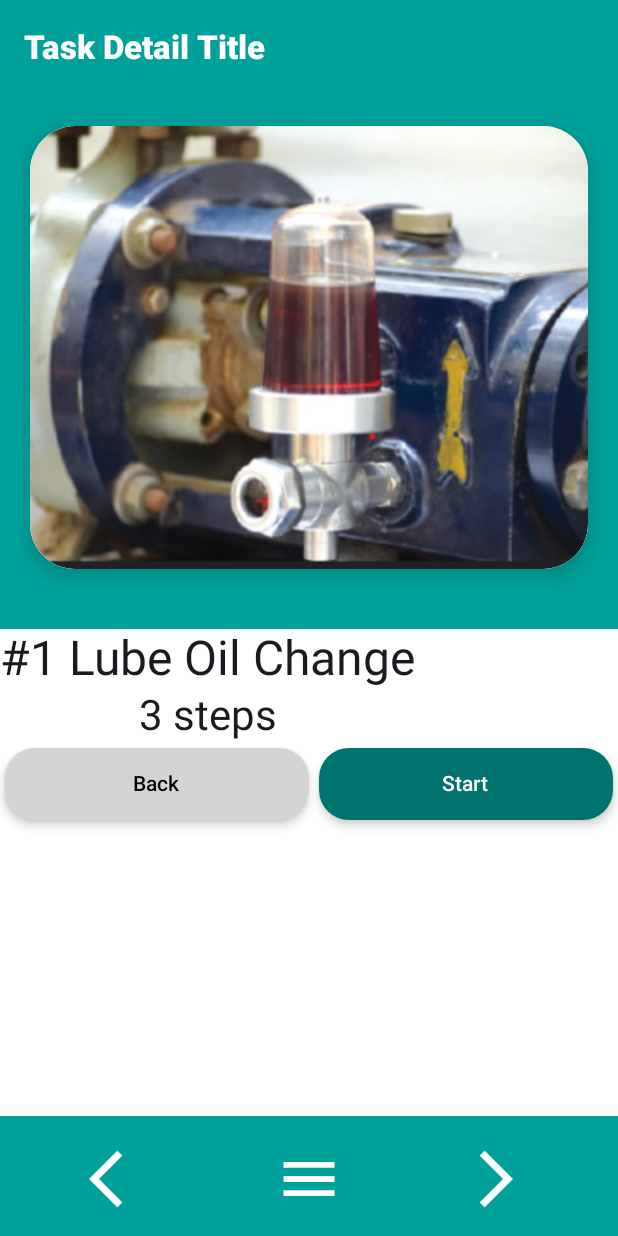
After one commit to alhammialiff/industrial-condition-monitoring-app, an Android app built with Jetpack Compose: the TaskDetailScreen screen opened through its navigation route, on a phone screen of 412 x 824 dp. The commit adds this screen. Run offline under Robolectric (Android 15) with nearby library versions, the phone set to English and light mode, and no system bars; our stand-ins replace livedata-compose.

Commit message:
[Task Detail Page] Scaffold basic layout for Task detail cover page. WIP text alignment

```diff
--- a/app/src/main/AndroidManifest.xml
+++ b/app/src/main/AndroidManifest.xml
@@ -16,8 +16,10 @@
         <activity
             android:name=".MainActivity"
             android:exported="true"
+            android:screenOrientation="portrait"
             android:label="@string/app_name"
-            android:theme="@style/Theme.KotlinDevCourse">
+            android:theme="@style/Theme.KotlinDevCourse"
+            tools:ignore="DiscouragedApi">
             <intent-filter>
                 <action android:name="android.intent.action.MAIN" />
 
--- a/app/src/main/java/com/example/kotlindevcourse/HomeScreen.kt
+++ b/app/src/main/java/com/example/kotlindevcourse/HomeScreen.kt
@@ -61,7 +61,7 @@ import androidx.navigation.NavHostController
 import androidx.navigation.compose.NavHost
 import androidx.navigation.compose.composable
 import androidx.navigation.compose.rememberNavController
-import com.example.kotlindevcourse.navigation.HomeScreenNav
+//import com.example.kotlindevcourse.navigation.HomeScreenNav
 import java.lang.reflect.Field
 import java.util.Date
 import java.util.concurrent.Flow
@@ -69,9 +69,9 @@ import java.util.concurrent.Flow
 @OptIn(ExperimentalLayoutApi::class, ExperimentalMaterial3Api::class)
 @Composable
 fun HomeScreen(
-
     onUserProfileButtonClicked: () -> Unit,
-    onNotificationButtonClicked: () -> Unit
+    onNotificationButtonClicked: () -> Unit,
+    onTaskCardClicked: () -> Unit
 ) {
 
 
@@ -198,6 +198,7 @@ fun HomeScreen(
             BodyContent(
                 onUserProfileButtonClicked = onUserProfileButtonClicked ,
                 onNotificationButtonClicked = onNotificationButtonClicked,
+                onTaskCardClicked = onTaskCardClicked,
                 width = screenWidth,
                 height = screenHeight,
                 message = "Body Content",
@@ -408,6 +409,7 @@ fun OverviewNumberCard(
 fun BodyContent(
     onUserProfileButtonClicked: () -> Unit,
     onNotificationButtonClicked: () -> Unit,
+    onTaskCardClicked: () -> Unit,
     width: Dp,
     height: Dp,
     message: String,
@@ -451,6 +453,7 @@ fun BodyContent(
         TabContainer(
             selectedTabIndex = 1,
             divider = {},
+            onTaskCardClicked = onTaskCardClicked,
             modifier = modifier
         )
 
@@ -704,7 +707,7 @@ open class TaskList {
     }
 
     /* TODO - Get task list */
-    /* Add Task */
+    /* Get Task */
     fun getTask(): MutableList<FieldTask>{
 
         Log.d("Task List getTask()", "Value - " + this.tasklist);
@@ -714,7 +717,7 @@ open class TaskList {
 
     }
 
-    /* Add Task */
+    /* Set Task */
     fun setTask(fieldTask: FieldTask){
 
         /* Add task */
@@ -796,6 +799,7 @@ class TabViewModel: ViewModel(){
 @Composable
 fun TabContainer(
     selectedTabIndex: Any,
+    onTaskCardClicked: () -> Unit,
     divider: Any,
     modifier: Modifier = Modifier,
     tabViewModel: TabViewModel = viewModel(),
@@ -807,7 +811,6 @@ fun TabContainer(
     *  */
     val isOutstandingTabSelected by tabViewModel.isOutstandingTabSelected.observeAsState(initial = false)
     val isCompletedTabSelected by tabViewModel.isCompletedTabSelected.observeAsState(initial = false)
-
 
     val taskMasterList = taskViewModel.getInitTaskList()
 
@@ -878,6 +881,7 @@ fun TabContainer(
                     canShowContent = isCompletedTabSelected,
                     task = task,
                     taskIndex = iterableIndex++,
+                    onTaskCardClicked = onTaskCardClicked
 
 
                 )
@@ -886,12 +890,7 @@ fun TabContainer(
 
         }
 
-
-
         iterableIndex = 0
-
-
-
 
     }
 
@@ -954,12 +953,16 @@ fun Tab(
 
 }
 
+// =========================================
+// Task Card Button
+// =========================================
 @OptIn(ExperimentalLayoutApi::class)
 @Composable
 fun TabContent(
     canShowContent: Boolean,
     task: FieldTask,
     taskIndex: Int,
+    onTaskCardClicked: ()-> Unit,
     modifier: Modifier = Modifier
         .fillMaxWidth()
         .border(
@@ -978,7 +981,8 @@ fun TabContent(
         shadowElevation = 5.dp,
         shape = RoundedCornerShape(12.dp),
         color = Color(0xfffffed4),
-        modifier = Modifier.padding(5.dp)
+        modifier = Modifier.padding(5.dp),
+        onClick = onTaskCardClicked
     ) {
 
         FlowColumn(
@@ -1124,5 +1128,6 @@ fun HomeScreenPreview(modifier: Modifier = Modifier) {
     HomeScreen(
         onUserProfileButtonClicked = {},
         onNotificationButtonClicked = {},
+        onTaskCardClicked = {}
     )
 }
--- a/app/src/main/java/com/example/kotlindevcourse/MainActivity.kt
+++ b/app/src/main/java/com/example/kotlindevcourse/MainActivity.kt
@@ -1,5 +1,6 @@
 package com.example.kotlindevcourse
 
+import android.content.pm.ActivityInfo
 import android.os.Bundle
 import android.util.Log
 import androidx.activity.ComponentActivity
@@ -47,8 +48,6 @@ class MainActivity : ComponentActivity() {
         super.onCreate(savedInstanceState)
 
         enableEdgeToEdge()
-
-
 
         // When UI Rendering takes place
         setContent {
--- a/app/src/main/java/com/example/kotlindevcourse/NotificationScreen.kt
+++ b/app/src/main/java/com/example/kotlindevcourse/NotificationScreen.kt
@@ -84,7 +84,7 @@ fun NotificationScreen(navController: NavHostController) {
 
                         Icon(
                             painterResource(backArrowIconImage),
-                            contentDescription = "Quick Access Button Prototype",
+                            contentDescription = "Back Button",
                             modifier = Modifier.size(45.dp)
                         )
 
--- a/app/src/main/java/com/example/kotlindevcourse/Screen.kt
+++ b/app/src/main/java/com/example/kotlindevcourse/Screen.kt
@@ -20,7 +20,7 @@ sealed class Screen(val route: String){
     object Login: Screen(route = "login_screen")
     object Profile: Screen(route = "home_screen/profile_screen")
     object Notification: Screen(route = "home_screen/notification_screen")
-
+    object TaskDetail: Screen(route = "home_screen/task_detail")
     /* TODO - Other route label in future */
 
 }
--- /dev/null
+++ b/app/src/main/java/com/example/kotlindevcourse/TaskDetailScreen.kt
@@ -0,0 +1,342 @@
+package com.example.kotlindevcourse
+
+import android.view.RoundedCorner
+import androidx.compose.foundation.BorderStroke
+import androidx.compose.foundation.Image
+import androidx.compose.foundation.background
+import androidx.compose.foundation.border
+import androidx.compose.foundation.layout.Arrangement
+import androidx.compose.foundation.layout.Box
+import androidx.compose.foundation.layout.Column
+import androidx.compose.foundation.layout.ExperimentalLayoutApi
+import androidx.compose.foundation.layout.FlowRow
+import androidx.compose.foundation.layout.Row
+import androidx.compose.foundation.layout.Spacer
+import androidx.compose.foundation.layout.fillMaxHeight
+import androidx.compose.foundation.layout.fillMaxSize
+import androidx.compose.foundation.layout.fillMaxWidth
+import androidx.compose.foundation.layout.height
+import androidx.compose.foundation.layout.offset
+import androidx.compose.foundation.layout.padding
+import androidx.compose.foundation.layout.size
+import androidx.compose.foundation.shape.RoundedCornerShape
+import androidx.compose.material3.BottomAppBar
+import androidx.compose.material3.Button
+import androidx.compose.material3.ButtonColors
+import androidx.compose.material3.ExperimentalMaterial3Api
+import androidx.compose.material3.Icon
+import androidx.compose.material3.MaterialTheme
+import androidx.compose.material3.Scaffold
+import androidx.compose.material3.Surface
+import androidx.compose.material3.Text
+import androidx.compose.material3.TextField
+import androidx.compose.material3.TextFieldColors
+import androidx.compose.material3.TextFieldDefaults
+import androidx.compose.material3.TopAppBar
+import androidx.compose.material3.TopAppBarDefaults.topAppBarColors
+import androidx.compose.runtime.Composable
+import androidx.compose.ui.Alignment
+import androidx.compose.ui.Modifier
+import androidx.compose.ui.draw.clip
+import androidx.compose.ui.draw.paint
+import androidx.compose.ui.draw.shadow
+import androidx.compose.ui.graphics.Color
+import androidx.compose.ui.graphics.RectangleShape
+import androidx.compose.ui.layout.ContentScale
+import androidx.compose.ui.res.painterResource
+import androidx.compose.ui.text.font.FontWeight
+import androidx.compose.ui.text.style.TextAlign
+import androidx.compose.ui.tooling.preview.Preview
+import androidx.compose.ui.tooling.preview.PreviewScreenSizes
+import androidx.compose.ui.unit.TextUnit
+import androidx.compose.ui.unit.dp
+import androidx.navigation.NavController
+import androidx.navigation.NavHostController
+import androidx.navigation.compose.rememberNavController
+
+@OptIn(ExperimentalLayoutApi::class, ExperimentalMaterial3Api::class)
+@Composable
+fun TaskDetailScreen(
+    navController: NavHostController
+){
+    /* Set page structure using Scaffold */
+    Scaffold(
+
+        /* containerColor parameter */
+        containerColor = Color.White,
+
+        /* topBar parameter */
+        topBar = {
+            TopAppBar(
+
+                colors = topAppBarColors(
+                    containerColor = Color(0xff00A19B),
+                    titleContentColor = MaterialTheme.colorScheme.primary
+                ),
+                title = {
+                    Text(
+                        text="Task Detail Title",
+                        fontWeight = FontWeight.ExtraBold,
+                        color = Color( 0xffffffff)
+                    )
+                }
+
+            )
+        },
+
+        /* bottomBar parameter */
+        bottomBar = {
+            BottomAppBar(
+                containerColor = Color(0xff00A19B),
+                contentColor = MaterialTheme.colorScheme.primary
+            ){
+
+                FlowRow(
+                    modifier = Modifier.fillMaxWidth(),
+                    horizontalArrangement = Arrangement.SpaceEvenly
+                ){
+
+                    val backArrowIconImage = R.drawable.arrow_back
+                    val forwardArrowIconImage = R.drawable.arrow_forward
+                    val menuIconImage = R.drawable.menu
+
+                    /* Back Arrow */
+                    Button(
+                        onClick = { navController.popBackStack() },
+                        colors = ButtonColors(
+                            containerColor = Color(0xff00A19B),
+                            disabledContainerColor = Color(0xff00A19B),
+                            contentColor = Color(0xffffffff),
+                            disabledContentColor = Color(0xffffffff)
+                        )
+                    ){
+
+                        Icon(
+                            painterResource(backArrowIconImage),
+                            contentDescription = "Back Button",
+                            modifier = Modifier.size(45.dp)
+                        )
+                    }
+
+                    /*Menu Arrow*/
+                    Button(
+                        onClick = { /*TODO*/ },
+                        colors = ButtonColors(
+                            containerColor = Color(0xff00A19B),
+                            disabledContainerColor = Color(0xff00A19B),
+                            contentColor = Color(0xffffffff),
+                            disabledContentColor = Color(0xffffffff)
+                        )
+                    ) {
+
+                        Icon(
+                            painterResource(menuIconImage),
+                            contentDescription = "Quick Access Button Prototype",
+                            modifier = Modifier.size(45.dp)
+                        )
+
+                    }
+
+                    /* Forward Arrow*/
+                    Button(
+                        onClick = { /*TODO*/ },
+                        colors = ButtonColors(
+                            containerColor = Color(0xff00A19B),
+                            disabledContainerColor = Color(0xff00A19B),
+                            contentColor = Color(0xffffffff),
+                            disabledContentColor = Color(0xffffffff)
+                        )
+                    ) {
+
+                        Icon(
+                            painterResource(forwardArrowIconImage),
+                            contentDescription = "Quick Access Button Prototype",
+                            modifier = Modifier.size(45.dp)
+                        )
+
+                    }
+
+                }
+
+            }
+        }
+    ){
+        innerPadding ->
+
+        /* This column houses the container that encapsulates the layout */
+        Column(
+            modifier = Modifier.padding(innerPadding)
+        ){
+
+            PageContainer(
+                navController =  navController,
+                modifier = Modifier
+            )
+
+        }
+    }
+
+
+
+}
+
+/* This is the container that encapsulates all the components residing in this screen */
+@Composable
+fun PageContainer(
+    navController: NavHostController,
+    modifier: Modifier = Modifier
+){
+
+    val lubeCupImage = painterResource(id = R.drawable.lube_oil_cup)
+    val areaMapImage = painterResource(id = R.drawable.area_map)
+
+    Box(
+        modifier = modifier
+            .background(Color(0xff00A19B))
+    ) {
+
+
+        /* Components on this page is structured in this column */
+        Column(
+            horizontalAlignment = Alignment.Start,
+            verticalArrangement = Arrangement.Center,
+            modifier = modifier
+//            .fillMaxWidth()
+//            .fillMaxHeight(0.5f)
+                .padding(20.dp)
+        ) {
+
+            /* TODO: Lube Cup Image */
+            Surface(
+                shadowElevation = 8.dp,
+                shape = RoundedCornerShape(30.dp),
+                modifier = Modifier
+            ) {
+                Image(
+                    painter = lubeCupImage,
+                    contentDescription = "Pump Motor Lube Cup",
+                    contentScale = ContentScale.FillWidth,
+                    modifier = modifier
+                        .fillMaxWidth()
+                        .clip(
+                            RoundedCornerShape(
+                                topStart = 30.dp,
+                                topEnd = 30.dp,
+                                bottomStart = 30.dp,
+                                bottomEnd = 30.dp
+                            )
+                        )
+                )
+            }
+
+
+            Spacer(modifier = Modifier.height(20.dp))
+
+
+
+
+
+
+        }
+    }
+
+    /* TODO: STOP HERE 07/10/2024
+    *   Center text horizontally */
+    Column(
+        horizontalAlignment = Alignment.CenterHorizontally,
+        modifier = modifier
+    ){
+        Text(
+            text = "#1 Lube Oil Change",
+            style = MaterialTheme.typography.headlineLarge
+        )
+
+        Text(
+            text = "3 steps",
+            style = MaterialTheme.typography.headlineMedium
+        )
+
+    }
+
+
+
+    /* TODO: Button Row */
+    Row(
+        modifier = modifier
+    ){
+
+        /* Back Button */
+        Surface(
+            shadowElevation = 4.dp,
+            shape = RoundedCornerShape(20.dp),
+            color = Color(0xffd4d4d4),
+            modifier = Modifier.padding(3.dp)
+        ){
+
+            Button(
+                onClick = { /*TODO*/ },
+                shape = RoundedCornerShape(20.dp),
+                colors = ButtonColors(
+                    containerColor = Color(0xffd4d4d4),
+                    contentColor = Color(0xffd4d4d4),
+                    disabledContainerColor = Color(0xffd4d4d4),
+                    disabledContentColor = Color(0xffd4d4d4)
+                ),
+                modifier = modifier.fillMaxWidth(0.5f)
+
+            ) {
+
+                Text(
+                    text = "Back",
+                    color = Color.Black,
+
+                )
+
+            }
+
+        }
+
+        /* Start Button */
+        Surface(
+            shadowElevation = 4.dp,
+            shape = RoundedCornerShape(20.dp),
+            color = Color(0xff00736f),
+            modifier = Modifier.padding(3.dp)
+        ){
+
+            Button(
+                onClick = { /*TODO*/ },
+                shape = RoundedCornerShape(20.dp),
+                colors = ButtonColors(
+                    containerColor = Color(0xff00736f),
+                    contentColor = Color(0xff00736f),
+                    disabledContainerColor = Color(0xff00736f),
+                    disabledContentColor = Color(0xff00736f)
+                ),
+                modifier = modifier.fillMaxWidth()
+            ) {
+
+                Text(
+                    text = "Start",
+                    color = Color.White,
+
+                )
+
+            }
+
+        }
+
+
+    }
+
+}
+
+@Composable
+@PreviewScreenSizes()
+fun TaskDetailScreenPreview(modifier: Modifier = Modifier){
+
+    TaskDetailScreen(
+        navController = rememberNavController()
+    )
+
+}
--- a/app/src/main/java/com/example/kotlindevcourse/navigation/HomeNavGraph.kt
+++ b/app/src/main/java/com/example/kotlindevcourse/navigation/HomeNavGraph.kt
@@ -8,16 +8,19 @@ import com.example.kotlindevcourse.HOME_GRAPH_ROUTE
 import com.example.kotlindevcourse.HomeScreen
 import com.example.kotlindevcourse.NotificationScreen
 import com.example.kotlindevcourse.Screen
+import com.example.kotlindevcourse.TaskDetailScreen
 import com.example.kotlindevcourse.UserProfileScreen
 
 fun NavGraphBuilder.homeNavGraph(
     navController: NavHostController
 ){
+    // Home Navigation Graph
     navigation(
         startDestination = Screen.Home.route,
         route = HOME_GRAPH_ROUTE
     ){
 
+        // (Start Route Declaration) Home Route
         composable(
             route = Screen.Home.route
         ){
@@ -30,6 +33,10 @@ fun NavGraphBuilder.homeNavGraph(
 
                 onNotificationButtonClicked = {
                     navController.navigate(Screen.Notification.route)
+                },
+
+                onTaskCardClicked = {
+                    navController.navigate(Screen.TaskDetail.route)
                 }
 
             )
@@ -37,12 +44,12 @@ fun NavGraphBuilder.homeNavGraph(
 
         }
 
-        /* User Profile Route */
+        /* (Sub-link 1) User Profile Route */
         composable(route = Screen.Profile.route){
             UserProfileScreen(navController = navController)
         }
 
-        /* Notification Route */
+        /* (Sub-link 2) Notification Route */
         composable(route = Screen.Notification.route){
             NotificationScreen(navController = navController)
         }
@@ -53,6 +60,11 @@ fun NavGraphBuilder.homeNavGraph(
 
         /* TODO; Settings Route */
 
+        /* TODO; Tab Content (Task Card) */
+        composable(route = Screen.TaskDetail.route){
+            TaskDetailScreen(navController = navController)
+        }
+
     }
 
 
--- a/app/src/main/java/com/example/kotlindevcourse/navigation/RootNavGraph.kt
+++ b/app/src/main/java/com/example/kotlindevcourse/navigation/RootNavGraph.kt
@@ -49,16 +49,3 @@ fun SetupNavGraph(
 
 
 }
-
-enum class HomeScreenNav(){
-    Home,
-    UserProfile,
-    Notification,
-    Search,
-    Schedule,
-    Settings
-}
-
-enum class RootNav(){
-    Home
-}
--- /dev/null
+++ b/app/src/main/res/values/bools.xml
@@ -0,0 +1,4 @@
+<?xml version="1.0" encoding="utf-8"?>
+<resources>
+    <bool name="isTablet" />
+</resources>
```
Also changed, not shown: app/src/main/res/drawable/area_map.png (added), app/src/main/res/drawable/lube_oil_cup.png (added).
